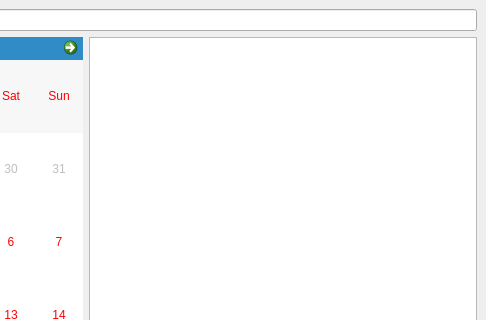
Above: mainwindow.ui from dldyou/VEDA_QtProject before the change; both pictures show x 314 to 800 and y 0 to 320 of the 800 by 600 pixel window. Below: the same form after it.
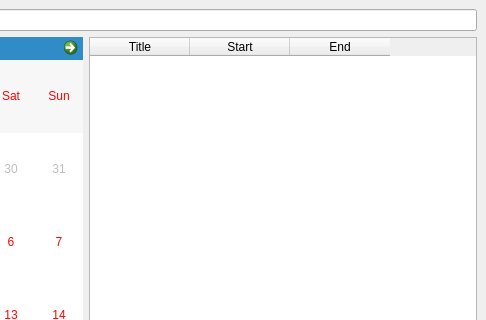
That is the form after the change.

```diff
--- a/mainwindow.ui
+++ b/mainwindow.ui
@@ -28,7 +28,26 @@
         <item>
          <layout class="QVBoxLayout" name="verticalLayout_2">
           <item>
-           <widget class="QTableWidget" name="twScheduleList"/>
+           <widget class="QTableWidget" name="twScheduleList">
+            <attribute name="horizontalHeaderStretchLastSection">
+             <bool>false</bool>
+            </attribute>
+            <column>
+             <property name="text">
+              <string>Title</string>
+             </property>
+            </column>
+            <column>
+             <property name="text">
+              <string>Start</string>
+             </property>
+            </column>
+            <column>
+             <property name="text">
+              <string>End</string>
+             </property>
+            </column>
+           </widget>
           </item>
           <item>
            <layout class="QHBoxLayout" name="horizontalLayout_6">
```
Left out of the diff: 2 changed lines with no effect on the pictures.
